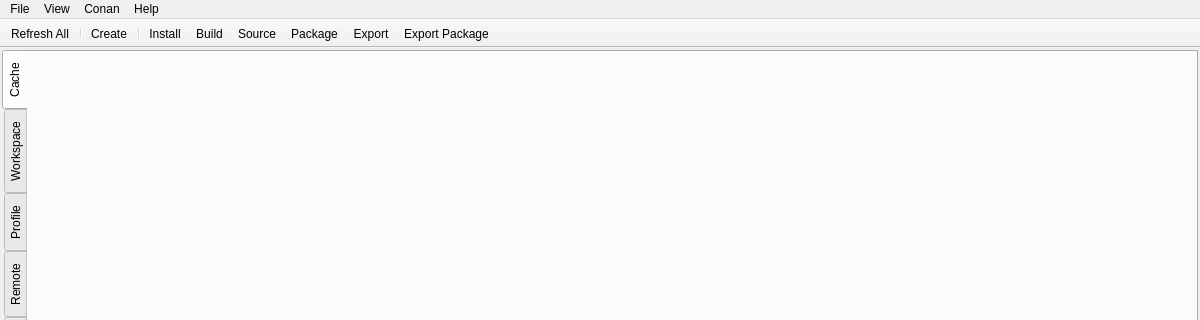
Before: the Qt Designer form resources/ui/main_window.ui in afri-bit/conan-guide, drawn with Qt 5; both pictures show x 0 to 1200 and y 0 to 320 of the 1200 by 800 pixel window.
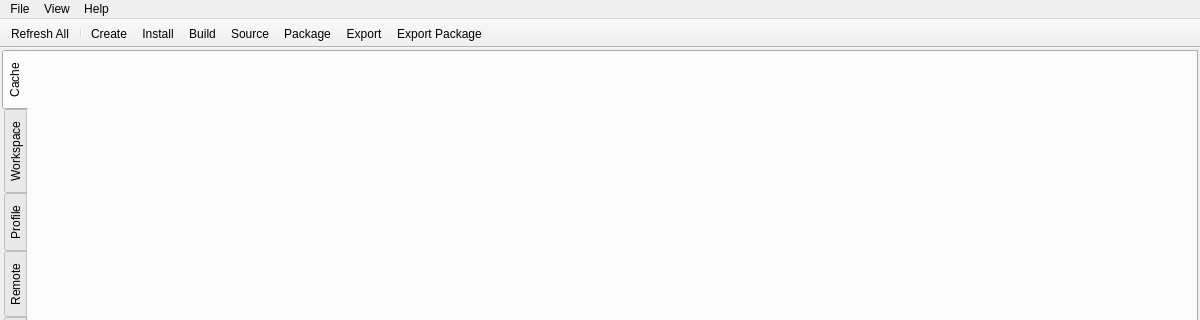
After: the same form once the commit is applied. Icons and pictures are not drawn.

```diff
--- a/resources/ui/main_window.ui
+++ b/resources/ui/main_window.ui
@@ -210,21 +210,8 @@
     <addaction name="separator"/>
     <addaction name="actionHelpAbout"/>
    </widget>
-   <widget class="QMenu" name="menuConan">
-    <property name="title">
-     <string>Conan</string>
-    </property>
-    <addaction name="actionConanCreate"/>
-    <addaction name="actionConanInstall"/>
-    <addaction name="actionConanBuild"/>
-    <addaction name="actionConanSource"/>
-    <addaction name="actionConanPackage"/>
-    <addaction name="actionConanExport"/>
-    <addaction name="actionConanExportPackage"/>
-   </widget>
    <addaction name="menuFile"/>
    <addaction name="menuView"/>
-   <addaction name="menuConan"/>
    <addaction name="menuHelp"/>
   </widget>
   <widget class="QStatusBar" name="statusBar">
@@ -281,7 +268,6 @@
    <addaction name="actionRefresh"/>
    <addaction name="separator"/>
    <addaction name="actionConanCreate"/>
-   <addaction name="separator"/>
    <addaction name="actionConanInstall"/>
    <addaction name="actionConanBuild"/>
    <addaction name="actionConanSource"/>
```
